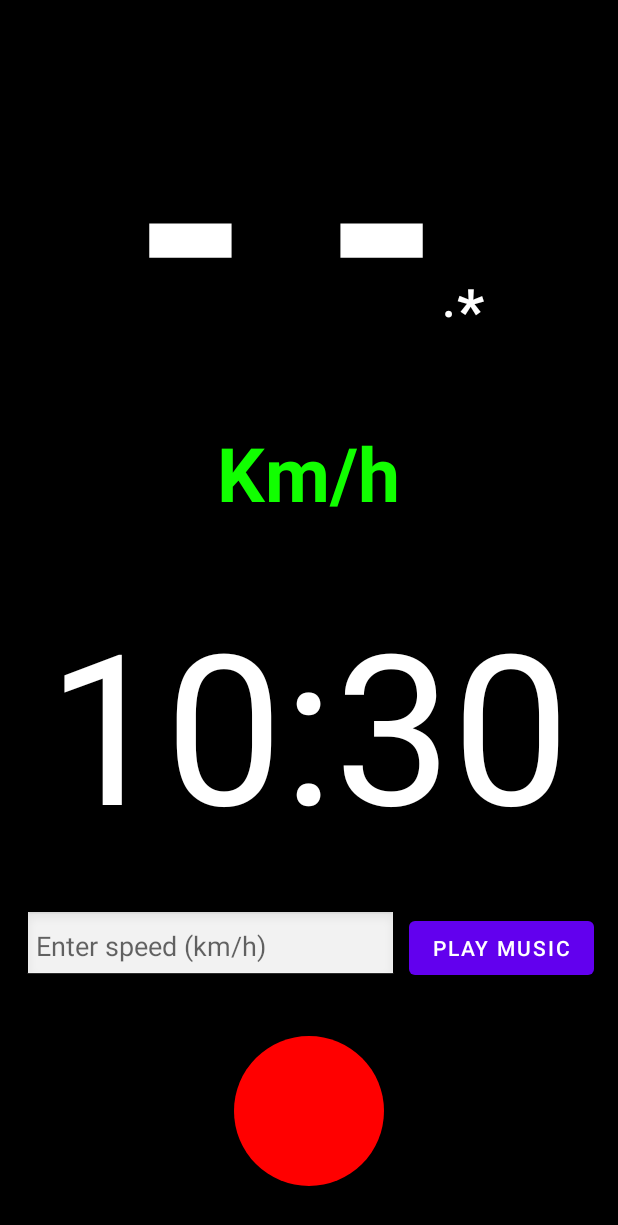
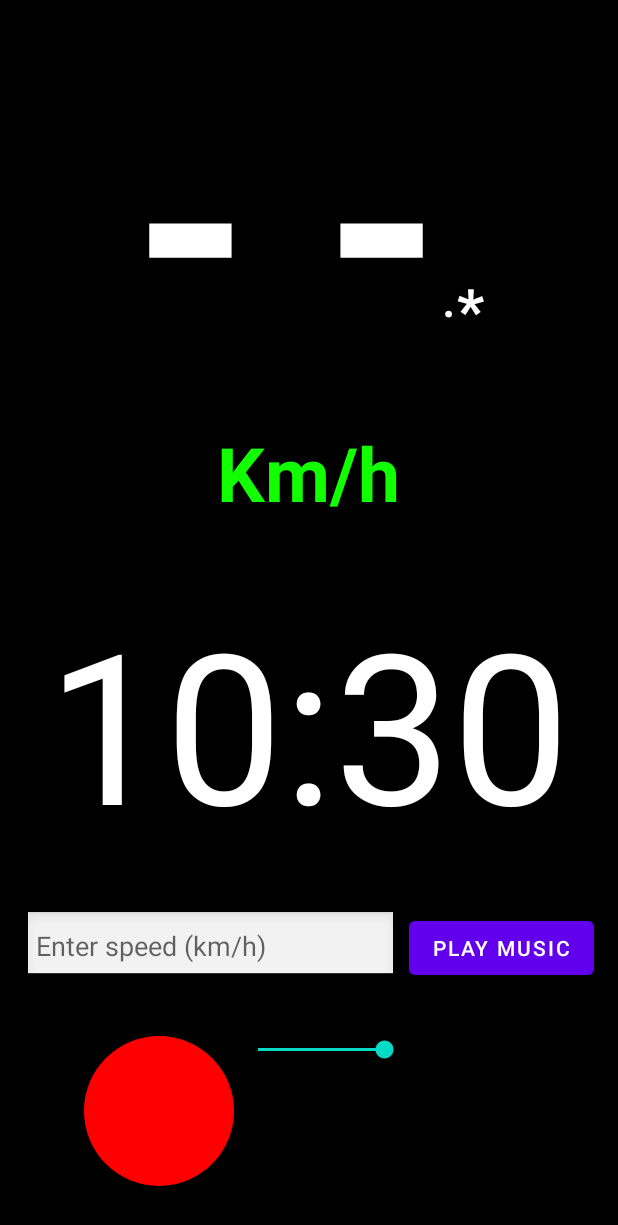
Before and after one commit to Brombeerkralle/Speedometer_NextGen_1, an Android app: the screen it shows after launch (MainActivity), on a phone screen of 412 x 824 dp. Shown: the top 1225 px of the screen. Run offline under Robolectric (Android 15) with nearby library versions, the phone set to English and light mode, and no system bars; libraries missing offline, so code that uses them is left out: pub.devrel.easypermissions.

Commit message:
Changed Background sound file to ePiano Music
Added Background volume Slider

```diff
--- a/app/src/main/java/com/example/speedometer_nextgen_1/MainActivity.kt
+++ b/app/src/main/java/com/example/speedometer_nextgen_1/MainActivity.kt
@@ -16,6 +16,7 @@ import pub.devrel.easypermissions.EasyPermissions
 import android.media.AudioManager
 import android.content.Context
 import android.graphics.drawable.GradientDrawable
+import android.widget.SeekBar
 
 class MainActivity : AppCompatActivity(), EasyPermissions.PermissionCallbacks, EasyPermissions.RationaleCallbacks {
 
@@ -36,6 +37,8 @@ class MainActivity : AppCompatActivity(), EasyPermissions.PermissionCallbacks, E
 
         // Set up button and input for manual testing
         setupDebugButton()
+
+        setupVolumeControl()
     }
 
     // Function to initialize layout components, colors, and window insets
@@ -151,6 +154,26 @@ class MainActivity : AppCompatActivity(), EasyPermissions.PermissionCallbacks, E
         }
     }
 
+    private fun setupVolumeControl() {
+        val volumeSeekBar = findViewById<SeekBar>(R.id.volumeSeekBar)
+
+        // Set an onChange listener to update background volume
+        volumeSeekBar.setOnSeekBarChangeListener(object : SeekBar.OnSeekBarChangeListener {
+            override fun onProgressChanged(seekBar: SeekBar?, progress: Int, fromUser: Boolean) {
+                val volume = progress / 100.0f  // Convert progress (0-100) to volume (0.0-1.0)
+                mediaPlayerPlus.updateBackgroundVolume(volume)  // Update the background sound volume
+            }
+
+            override fun onStartTrackingTouch(seekBar: SeekBar?) {
+                // Optional: Do something when the user starts touching the SeekBar
+            }
+
+            override fun onStopTrackingTouch(seekBar: SeekBar?) {
+                // Optional: Do something when the user stops touching the SeekBar
+            }
+        })
+    }
+
     override fun onRequestPermissionsResult(requestCode: Int, permissions: Array<out String>, grantResults: IntArray) {
         super.onRequestPermissionsResult(requestCode, permissions, grantResults)
         EasyPermissions.onRequestPermissionsResult(requestCode, permissions, grantResults, this)
@@ -172,6 +195,7 @@ class MainActivity : AppCompatActivity(), EasyPermissions.PermissionCallbacks, E
         super.onPause()
         gpsGetSpeed.stopLocationUpdates()
         mediaPlayerPlus.release()
+        mediaPlayerPlus.releaseBackgroundPlayer()
         Toast.makeText(this, "Pause", Toast.LENGTH_SHORT).show()
     }
     override fun onRationaleAccepted(requestCode: Int) {}
--- a/app/src/main/java/com/example/speedometer_nextgen_1/MediaPlayerPlus.kt
+++ b/app/src/main/java/com/example/speedometer_nextgen_1/MediaPlayerPlus.kt
@@ -8,14 +8,17 @@ import android.media.MediaPlayer
 class MediaPlayerPlus(private val context: Context, var audioManager: AudioManager) {
 
     private var mediaPlayer: MediaPlayer? = null
+    private var backgroundPlayer: MediaPlayer? = null
+    private var backgroundVolume: Float = 0.5f
 
     // Function to play music based on speed category
     fun playMusic(speedCategory: SpeedCategory) {
         // Release any existing MediaPlayer to avoid multiple instances
-        if (mediaPlayer != null) {
+
+
             mediaPlayer?.release()
             mediaPlayer = null
-        }
+
 
         val audioAttributes = AudioAttributes.Builder()
             .setUsage(AudioAttributes.USAGE_MEDIA)
@@ -26,31 +29,43 @@ class MediaPlayerPlus(private val context: Context, var audioManager: AudioManag
             SpeedCategory.SPEEDING_UP -> R.raw.speedup
             SpeedCategory.CRUISING -> R.raw.maintainspeed
             SpeedCategory.SLOWING_DOWN -> R.raw.speeddown
-            SpeedCategory.UNKNOWN -> R.raw.backgroundstrings
+            SpeedCategory.UNKNOWN -> null
         }
 
+        if (soundResId != null) {
             mediaPlayer = MediaPlayer.create(context, soundResId).apply {
                 setAudioAttributes(audioAttributes)
                 setVolume(1.0f, 1.0f)
                 start()
             }
         }
+    }
 
     // Function to play silent audio (optional, if the issue persists)
     fun playSilentAudio() {
-        mediaPlayer?.release()
-
-        mediaPlayer = MediaPlayer.create(context, R.raw.backgroundstrings).apply {
+        if (backgroundPlayer == null) {
+            backgroundPlayer = MediaPlayer.create(context, R.raw.backgroundpiano).apply {
                 setAudioAttributes(
                     AudioAttributes.Builder()
                         .setUsage(AudioAttributes.USAGE_MEDIA)
                         .setContentType(AudioAttributes.CONTENT_TYPE_MUSIC)
                         .build()
                 )
-            setVolume(1.00f, 1.00f) // Play at a very low volume
-            isLooping = true  // Keep looping to prevent audio hardware from turning off
-            start()
+                setVolume(backgroundVolume, backgroundVolume) // Set appropriate volume
+                isLooping = true  // Loop the background sound
+                start()  // Play the background sound
             }
+        }
+    }
+
+    fun updateBackgroundVolume(volume: Float) {
+        backgroundVolume = volume
+        backgroundPlayer?.setVolume(volume, volume)
+    }
+
+    fun releaseBackgroundPlayer() {
+        backgroundPlayer?.release()
+        backgroundPlayer = null
     }
 
     // Release resources
--- a/app/src/main/res/layout/activity_main.xml
+++ b/app/src/main/res/layout/activity_main.xml
@@ -122,13 +122,27 @@
             android:text="Play Music" />
     </LinearLayout>
 
-    <!-- Circle indicator light -->
-    <View
-        android:id="@+id/indicatorLight"
-        android:layout_width="100dp"
-        android:layout_height="100dp"
+    <LinearLayout
+        android:layout_width="wrap_content"
+        android:layout_height="wrap_content"
         android:layout_gravity="center_horizontal"
-        android:layout_marginTop="20dp"
-        android:background="@drawable/circle_shape" />
+        android:orientation="horizontal"
+        android:layout_marginTop="20dp">
+
+        <!-- Circle indicator light -->
+        <View
+            android:id="@+id/indicatorLight"
+            android:layout_width="100dp"
+            android:layout_height="100dp"
+            android:background="@drawable/circle_shape" />
+
+        <!-- Volume SeekBar -->
+        <SeekBar
+            android:id="@+id/volumeSeekBar"
+            android:layout_width="200dp"
+            android:layout_height="wrap_content"
+            android:max="100"
+            android:progress="50" />
+    </LinearLayout>
 
 </LinearLayout>
```
Also changed, not shown: 2 other files. Lines whose indentation alone changed are shown as unchanged.
